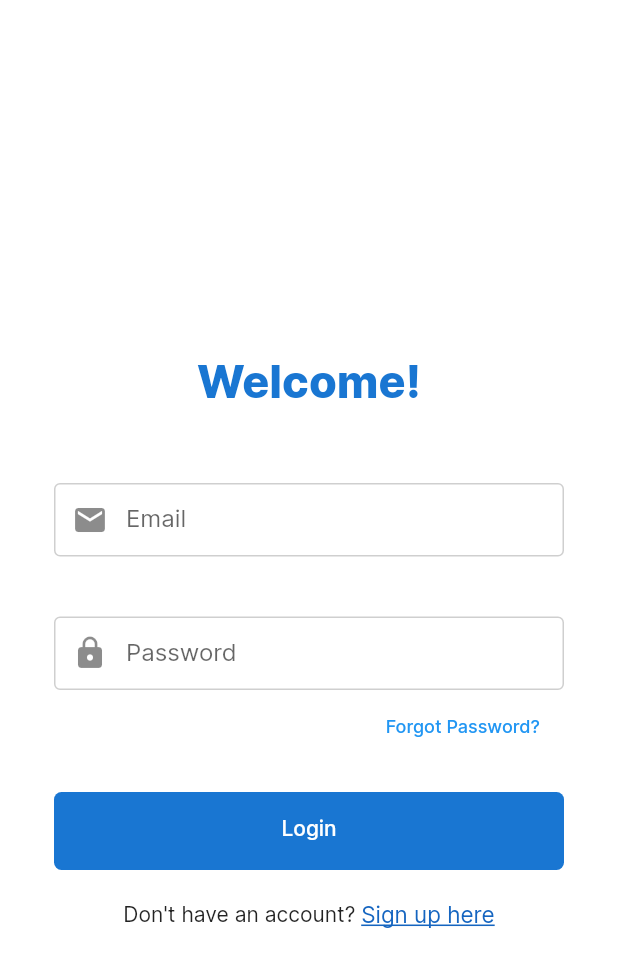
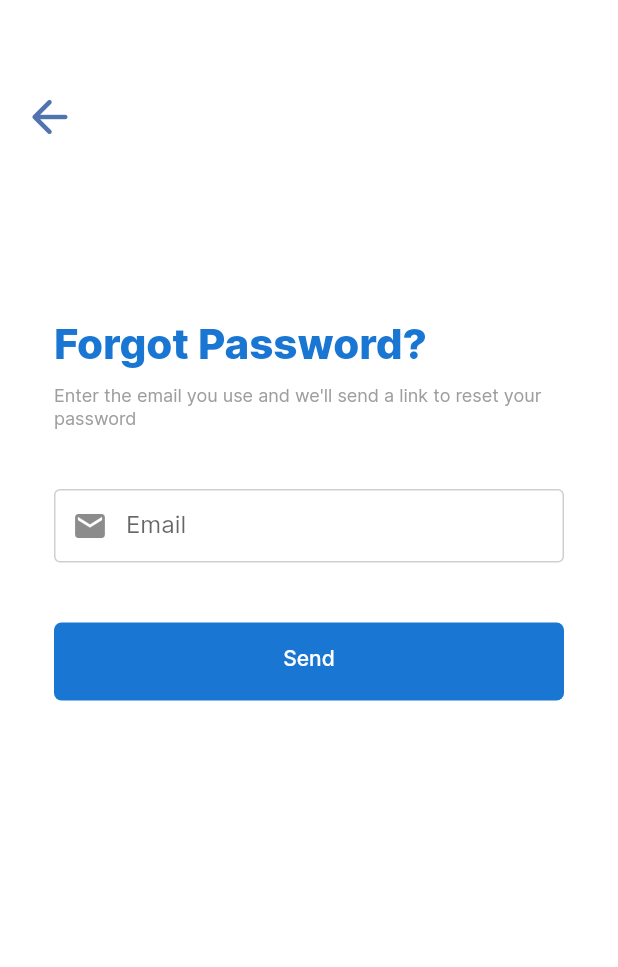
Before and after one commit to keiruu/easi-mobile-text-simplification-client, a Flutter app: the screen it shows after launch, after a tap on "Forgot Password?", on a phone screen of 412 x 824 dp. Shown: the top 967 px of the screen. Run offline on Flutter 3.47's test engine with Material 2 defaults, Android fonts, the phone set to English and light mode, and no system bars; our stand-ins replace cloud_firestore, firebase_auth, firebase_core, firebase_database, fluttertoast, font_awesome_flutter and 7 more; missing offline and left inert: google_ml_kit, touchable; accounts and stored records are empty.

Commit message:
Forgot Password and delete unused resources

```diff
--- a/easi/lib/auth_service.dart
+++ b/easi/lib/auth_service.dart
@@ -1,10 +1,12 @@
 import 'package:cloud_firestore/cloud_firestore.dart';
+import 'package:easi/main.dart';
 import 'package:easi/screens/login_screen.dart';
 import 'package:firebase_auth/firebase_auth.dart' as auth;
 import 'package:firebase_auth/firebase_auth.dart';
 import 'package:flutter/material.dart';
 import 'package:fluttertoast/fluttertoast.dart';
 import 'model/user_model.dart';
+import 'navigation.dart';
 
 class AuthService {
   final auth.FirebaseAuth _firebaseAuth = auth.FirebaseAuth.instance;
@@ -103,30 +105,39 @@ class AuthService {
     );
   }
 
-  Future<void> updateProfile(
-      String displayname, String email, String pass, String conpass) async {
+  Future<void> sendPasswordResetEmail(String email) async {
+    await _firebaseAuth.sendPasswordResetEmail(email: email);
+  }
+
+  Future<void> updateProfile(String displayname, String email, String pass, String conpass, BuildContext context) async {
     Fluttertoast.showToast(msg: "Updating your profile");
 
     if (pass != "" || conpass != "") {
       if (pass == conpass) {
         try {
+          User? user;
+          user = _firebaseAuth.currentUser;
           if (email != "") {
-            await inUser?.updateEmail(email);
+            await user?.updateEmail(email);
           }
           if (displayname != "") {
-            await inUser?.updateDisplayName(displayname);
+            await user?.updateDisplayName(displayname);
           }
           if (pass != "") {
-            await inUser?.updatePassword(pass);
+            await user?.updatePassword(pass);
           }
 
           await inUser?.reload();
-          User? user = inUser;
-          user = await _firebaseAuth.currentUser;
           Fluttertoast.showToast(msg: "Successfully updated profile");
           //print final version to console
           print("Registered user:");
           print(user);
+          // Navigator.push(
+          //   context,
+          //   MaterialPageRoute(
+          //     builder: (context) => Navigation(selectedIndex: 1),
+          //   ),
+          // );
         } on FirebaseAuthException catch (e) {
           Fluttertoast.showToast(msg: "Problem updating your profile");
           Fluttertoast.showToast(msg: e.message.toString());
--- a/easi/lib/image_output_screen.dart
+++ b/easi/lib/image_output_screen.dart
@@ -3,8 +3,6 @@ import 'dart:io';
 import 'dart:async';
 import 'package:flutter/material.dart';
 import 'package:google_ml_kit/google_ml_kit.dart';
-import 'package:kt_dart/collection.dart';
-import 'package:kt_dart/kt.dart';
 import 'package:loading_indicator/loading_indicator.dart';
 import 'package:provider/provider.dart';
 import 'auth_service.dart';
@@ -292,7 +290,7 @@ class TextDetectorPainter extends CustomPainter {
     TextSpan span = TextSpan(
         style: TextStyle(
           color: Colors.black,
-          fontSize: size - 4,
+          fontSize: size ,
         ),
         text: text);
     TextPainter tp = TextPainter(
--- a/easi/lib/profile.dart
+++ b/easi/lib/profile.dart
@@ -2,6 +2,7 @@ import 'package:easi/main.dart';
 import 'package:flutter/material.dart';
 import 'package:firebase_auth/firebase_auth.dart';
 import 'package:firebase_database/firebase_database.dart';
+import 'package:fluttertoast/fluttertoast.dart';
 import 'package:provider/provider.dart';
 
 import 'auth_service.dart';
@@ -159,7 +160,7 @@ class _ProfileState extends State<Profile> {
                 userNameController.text,
                 userEmailController.text,
                 userPasswordController.text,
-                userConfirmpasswordController.text);
+                userConfirmpasswordController.text, context);
 
             // User? user = authService.getCurrentUser();
             // print("CRUREURE");
--- /dev/null
+++ b/easi/lib/screens/forgot_password.dart
@@ -0,0 +1,209 @@
+// ignore_for_file: unused_import, await_only_futures, prefer_const_constructors, deprecated_member_use, avoid_unnecessary_containers, avoid_print
+
+import 'package:cloud_firestore/cloud_firestore.dart';
+import 'package:easi/auth_service.dart';
+import 'package:firebase_auth/firebase_auth.dart';
+import 'package:firebase_core/firebase_core.dart';
+import 'package:flutter/material.dart';
+import 'package:fluttertoast/fluttertoast.dart';
+import 'package:font_awesome_flutter/font_awesome_flutter.dart';
+import 'package:google_sign_in/google_sign_in.dart';
+import 'registration_screen.dart';
+import 'package:provider/provider.dart';
+import 'package:easi/home.dart';
+import '../google_sign_in.dart';
+import 'package:easi/main.dart';
+import '../navigation.dart';
+
+class ForgotPassword extends StatefulWidget {
+  const ForgotPassword({Key? key}) : super(key: key);
+
+  @override
+  _ForgotPasswordState createState() => _ForgotPasswordState();
+}
+
+class _ForgotPasswordState extends State<ForgotPassword> {
+  bool _rememberMe = false;
+  //form key
+  final _formKey = GlobalKey<FormState>();
+  final TextEditingController emailController = TextEditingController();
+  //firebase
+  final _auth = FirebaseAuth.instance;
+  //Displays error message
+  String? errorMessage;
+  get onPressed => null;
+
+  @override
+  void dispose() {
+    emailController.dispose();
+    print('Dispose used');
+    super.dispose();
+  }
+
+  @override
+  Widget build(BuildContext context) {
+    final authService = Provider.of<AuthService>(context);
+    //email
+    final emailField = TextFormField(
+      autofocus: false,
+      controller: emailController,
+      keyboardType: TextInputType.emailAddress,
+
+      validator: (value) {
+        if (value!.isEmpty) {
+          return ("Enter your Email");
+        }
+        //reg expression for eail validation
+        else if (!RegExp("^[a-zA-Z0-9+_.-]+@[a-zA-Z0-9.-]+.[a-z]")
+            .hasMatch(value)) {
+          return ("Please Enter your Email");
+        }
+        return null;
+      },
+      onSaved: (value) {
+        emailController.text = value!;
+      },
+      //Email
+      textInputAction: TextInputAction.next,
+      decoration: InputDecoration(
+        prefixIcon: Icon(Icons.mail),
+        contentPadding: EdgeInsets.fromLTRB(20, 15, 20, 15),
+        labelText: 'Email',
+        hintText: "Email",
+        enabledBorder: OutlineInputBorder(
+            borderSide: BorderSide(color: Color(0xFFCFCFCF))),
+        focusedBorder:
+            OutlineInputBorder(borderSide: BorderSide(color: Color(0xFF1976D2))),
+      ),
+    );
+
+    final materialButton = MaterialButton(
+      padding: const EdgeInsets.fromLTRB(20, 15, 20, 20),
+      minWidth: MediaQuery.of(context).size.width,
+      onPressed: () async {
+        try {
+          await authService
+            .sendPasswordResetEmail( emailController.text)
+            .then((value) => Fluttertoast.showToast(msg: "Password Reset Email sent"))
+            .catchError((e) => Fluttertoast.showToast(msg: "Something went wrong, please check the email you typed if it is registered."));
+        } on FirebaseAuthException catch (error) {
+          switch (error.code) {
+            case "invalid-email":
+              errorMessage = "Whoops! Please check how your email is written";
+              break;
+            case "wrong-password":
+              errorMessage =
+                  "Sorry can't let you in, you entered the wrong password";
+              break;
+            case "user-not-found":
+              errorMessage =
+                  "Seems like you're new here. Maybe try to sign up first.";
+              break;
+            case "user-disabled":
+              errorMessage =
+                  "Oh no! We think you got disabled, please sign up again instead.";
+              break;
+            case "too-many-requests":
+              errorMessage =
+                  "There's too much of you trying to log in, please try again after a while.";
+              break;
+            case "operation-not-allowed":
+              errorMessage =
+                  "We can't sign you in at the moment, please try again.";
+              break;
+            default:
+              errorMessage =
+                  "Oh no! Something wrong happened, please try again.";
+          }
+          Fluttertoast.showToast(msg: errorMessage!);
+          print(error.code);
+        }
+      },
+        child: Container(
+            alignment: Alignment.center,
+            child: Text(
+              'Send',
+              style: TextStyle(
+                color: (Colors.white),
+              ),
+            )),
+      );
+
+    final sendButton = Material(
+      elevation: 0,
+      borderRadius: BorderRadius.circular(5),
+      color: Color(0xFF1976D2),
+      child: materialButton,
+    );
+
+
+    return Scaffold(
+      backgroundColor: Colors.white,
+      body: Container(
+        padding: EdgeInsets.only(top: 60),
+        child: SingleChildScrollView(
+            child: Column(
+              children: [
+                InkWell(
+                  onTap: () {
+                    Navigator.pop(context);
+                  },
+                  child: Container(
+                    padding: EdgeInsets.fromLTRB(15, 0, 0, 50),
+                    alignment: Alignment.centerLeft,
+                    child: Icon(
+                      Icons.arrow_back_rounded,
+                      color: Color(0xFF5274AE),
+                      size: 36,
+                    ),
+                  ),
+                ),
+                Container(
+                color: Colors.white,
+                child: Padding(
+                  padding: const EdgeInsets.all(36.0),
+                  child: Form(
+                      key: _formKey,
+                      child: Column(
+                          mainAxisAlignment: MainAxisAlignment.center,
+                          crossAxisAlignment: CrossAxisAlignment.center,
+                          children: <Widget>[
+                            Container(
+                                alignment: Alignment.centerLeft,
+                                padding:
+                                    const EdgeInsets.fromLTRB(0, 30, 30, 10),
+                                child: const Text(
+                                  'Forgot Password?',
+                                  style: TextStyle(
+                                      color: Color(0xFF1976D2),
+                                      fontWeight: FontWeight.w900,
+                                      fontSize: 28),
+                                )),
+                            Container(
+                                alignment: Alignment.center,
+                                padding:
+                                    const EdgeInsets.fromLTRB(0, 0, 0, 40),
+                                child: const Text(
+                                  'Enter the email you use and we\'ll send a link to reset your password',
+                                  style: TextStyle(
+                                      color: Colors.grey,
+                                      fontSize: 12),
+                            )),
+                            emailField,
+                            SizedBox(height: 40),
+                            sendButton,
+                            SizedBox(height: 10),
+                          ]
+                        )
+                      ),
+                ))
+              ],
+            )
+          ),
+        ),
+    );
+  }
+}
+
+// ignore: non_constant_identifier_names
+HomeScreen() {}
--- a/easi/lib/screens/login_screen.dart
+++ b/easi/lib/screens/login_screen.dart
@@ -2,6 +2,7 @@
 
 import 'package:cloud_firestore/cloud_firestore.dart';
 import 'package:easi/auth_service.dart';
+import 'package:easi/screens/forgot_password.dart';
 import 'package:firebase_auth/firebase_auth.dart';
 import 'package:firebase_core/firebase_core.dart';
 import 'package:flutter/material.dart';
@@ -115,7 +116,14 @@ class _LoginScreenState extends State<LoginScreen> {
       return Container(
         alignment: Alignment.topRight,
         child: FlatButton(
-          onPressed: () => print('Forgot Password Button Pressed'),
+          onPressed: () {
+            Navigator.push(
+              context,
+              MaterialPageRoute(
+                builder: (context) => ForgotPassword(),
+              ),
+            );
+          },
           child: Container(
               child: const Text(
             'Forgot Password?',
--- a/easi/lib/text_simplification.dart
+++ b/easi/lib/text_simplification.dart
@@ -127,7 +127,7 @@ class _TextSimplificationState extends State<TextSimplification> {
                     )))
             : SingleChildScrollView(
                 child: Center(
-                    child: Padding(
+                  child: Padding(
                   padding: EdgeInsets.fromLTRB(15, 50, 15, 0),
                   child: Column(
                     mainAxisAlignment: MainAxisAlignment.center,
--- a/easi/pubspec.yaml
+++ b/easi/pubspec.yaml
@@ -42,13 +42,9 @@ dependencies:
   video_player: ^2.4.0
   permission_handler: ^9.2.0
   image_picker: ^0.8.5
-  image_gallery_saver: ^1.7.1
-  uri_to_file: ^0.2.0
   gallery_saver: ^2.3.2
   image_cropper: ^2.0.2
-  photo_manager: ^2.0.9
   google_ml_kit: ^0.11.0
-  flutter_svg_provider: ^1.0.3
   #firebase
   cloud_firestore: ^3.1.17
   firebase_auth: ^3.1.0
@@ -62,12 +58,10 @@ dependencies:
   provider: ^6.0.3
 
   fluttertoast: ^8.0.9
-  flutter_svg: ^1.1.6
   internet_connection_checker: ^0.0.1+4
   flutter_launcher_icons: ^0.10.0
   splashscreen: ^1.3.5
   touchable: ^1.0.2
-  kt_dart: ^1.0.0
 
 dev_dependencies:
   flutter_test:
```
Also changed, not shown: easi/assets/Words.svg (deleted), easi/assets/WordsInPictures.svg (deleted), easi/assets/logo.svg (deleted), easi/assets/no_internet.svg (deleted), easi/pubspec.lock.
